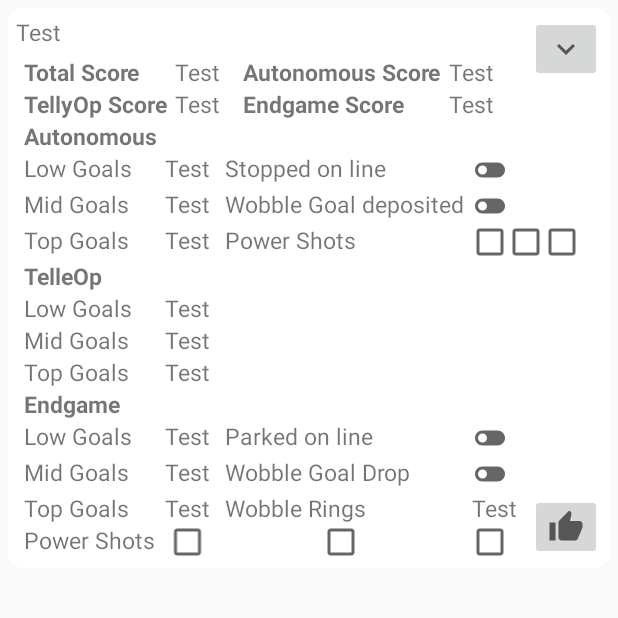
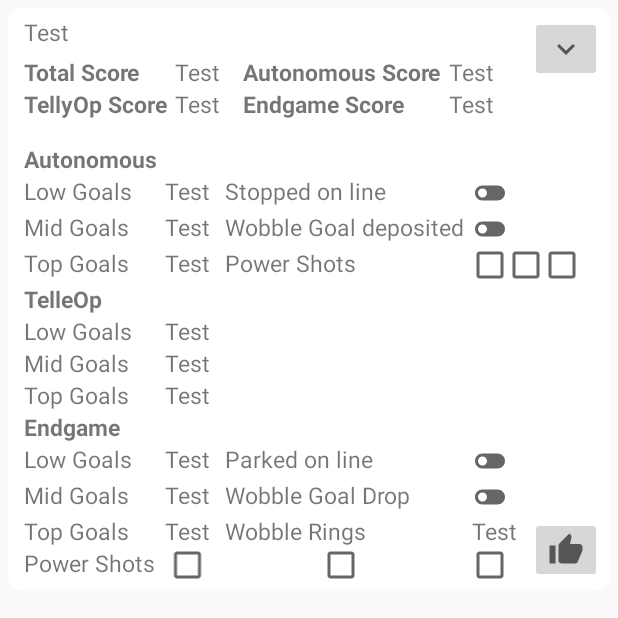
Before and after one commit to mayakrolik/FTC-Score-Calculator-Freight-Frenzy, an Android app: the layout progress_score.xml on its own in the app's theme, with its tools: preview values and no code run, on a phone screen of 412 x 824 dp. Shown: the top 618 px of the screen. Run offline under Robolectric (Android 15) with nearby library versions, the phone set to English and light mode, and no system bars.

```diff
--- a/app/src/main/java/com/example/ftcscorecalculatorbeta/data/model/Kudo.java
+++ b/app/src/main/java/com/example/ftcscorecalculatorbeta/data/model/Kudo.java
@@ -2,7 +2,11 @@ package com.example.ftcscorecalculatorbeta.data.model;
 
 public class Kudo {
     public String UserDisplayName;
+    public String UserEmailAddress;
+    public String UserUid;
 
+    public int TeamNumber;
+    public String TeamNickName;
     /*
     Team that gave kudo
         user email
--- a/app/src/main/java/com/example/ftcscorecalculatorbeta/ui/progress/ProgressFragment.java
+++ b/app/src/main/java/com/example/ftcscorecalculatorbeta/ui/progress/ProgressFragment.java
@@ -1,5 +1,6 @@
 package com.example.ftcscorecalculatorbeta.ui.progress;
 
+import android.graphics.Color;
 import android.os.Bundle;
 import android.util.Log;
 import android.view.LayoutInflater;
@@ -105,6 +106,8 @@ public class ProgressFragment extends Fragment {
                             }
 
                             graph.addSeries(series);
+                            series.setTitle("Total Scores");
+                            //series.setColor(Color.BLUE);
                                 Log.d(TAG, "Added data to graph");
 
                             StaticLabelsFormatter staticLabelsFormatter = new StaticLabelsFormatter(graph);
--- a/app/src/main/res/layout/progress_score.xml
+++ b/app/src/main/res/layout/progress_score.xml
@@ -21,14 +21,34 @@
             android:padding="5dp"
             android:id="@+id/progress_layout">
 
+            <LinearLayout
+                android:orientation="horizontal"
+                android:layout_width="wrap_content"
+                android:layout_height="wrap_content"
+                app:layout_constraintTop_toTopOf="parent"
+                app:layout_constraintStart_toStartOf="parent"
+                android:id="@+id/team_name_layout">
+
+                <Space
+                    android:layout_width="5dp"
+                    android:layout_height="wrap_content"
+                    android:textSize="15sp"/>
+
                 <TextView
                     android:layout_width="wrap_content"
                     android:layout_height="wrap_content"
-                    android:id="@+id/team_name"
-                    app:layout_constraintTop_toTopOf="parent"
-                    app:layout_constraintStart_toStartOf="parent"
                     android:textSize="15sp"
-                    android:text="@string/placeholder" />
+                    android:text="@string/placeholder"
+                    android:id="@+id/team_name"/>
+
+            </LinearLayout>
+
+            <LinearLayout
+                android:orientation="vertical"
+                android:layout_width="wrap_content"
+                android:layout_height="wrap_content"
+                app:layout_constraintTop_toTopOf="@+id/progress_layout"
+                app:layout_constraintEnd_toEndOf="@+id/progress_layout">
 
                     <ImageButton
                         android:id="@+id/home_expand_card"
@@ -36,10 +56,9 @@
                         android:layout_height="wrap_content"
                         android:contentDescription="@string/todo"
                         android:src="@drawable/ic_baseline_expand_more_24"
-                        android:layout_marginBottom="15dp"
-                        app:layout_constraintTop_toTopOf="@+id/progress_layout"
-                        app:layout_constraintEnd_toEndOf="@+id/progress_layout" />
+                        android:layout_marginBottom="15dp" />
 
+            </LinearLayout>
 
             <TableLayout
                 android:id="@+id/home_table_initial"
@@ -48,7 +67,7 @@
                 android:layout_marginTop="5dp"
                 android:visibility="visible"
                 app:layout_constraintStart_toStartOf="@+id/cv"
-                app:layout_constraintTop_toBottomOf="@+id/team_name"
+                app:layout_constraintTop_toBottomOf="@+id/team_name_layout"
                 tools:ignore="NotSibling">
 
                 <TableRow
@@ -159,6 +178,18 @@
                         app:layout_constraintTop_toTopOf="parent"
                         android:textSize="15sp"
                         android:text="@string/placeholder" />
+
+                </TableRow>
+
+                <TableRow
+                    android:layout_width="fill_parent"
+                android:layout_height="match_parent"
+                app:layout_constraintStart_toStartOf="parent"
+                android:layout_marginLeft="5dp">
+
+                    <Space
+                        android:layout_width="match_parent"
+                        android:layout_height="15dp"/>
 
                 </TableRow>
 
@@ -668,51 +699,51 @@
                 </TableRow>
 
                 <TableRow
-                    android:layout_width="fill_parent"
+                    android:layout_width="match_parent"
                     android:layout_height="match_parent"
-                    app:layout_constraintStart_toStartOf="parent"
-                    android:layout_marginLeft="5dp">
+                    android:layout_marginLeft="5dp"
+                    app:layout_constraintStart_toStartOf="parent">
 
                     <TextView
-                        android:layout_column="1"
                         android:layout_width="wrap_content"
                         android:layout_height="wrap_content"
+                        android:layout_column="1"
+                        android:layout_marginEnd="5dp"
+                        android:layout_marginRight="5dp"
                         android:text="Top Goals"
-                        android:layout_marginEnd="5dp"
-                        app:layout_constraintTop_toTopOf="parent"
                         android:textSize="15sp"
-                        android:layout_marginRight="5dp" />
+                        app:layout_constraintTop_toTopOf="parent" />
 
                     <TextView
-                        android:layout_column="2"
+                        android:id="@+id/end_top_goals"
                         android:layout_width="wrap_content"
                         android:layout_height="wrap_content"
-                        android:id="@+id/end_top_goals"
+                        android:layout_column="2"
+                        android:text="@string/placeholder"
+                        android:textSize="15sp"
                         app:layout_constraintEnd_toEndOf="parent"
-                        app:layout_constraintTop_toTopOf="parent"
-                        android:textSize="15sp"
-                        android:text="@string/placeholder" />
+                        app:layout_constraintTop_toTopOf="parent" />
 
                     <TextView
-                        android:layout_column="2"
                         android:layout_width="wrap_content"
                         android:layout_height="wrap_content"
+                        android:layout_column="2"
+                        android:layout_marginStart="10dp"
+                        android:layout_marginEnd="5dp"
+                        android:layout_marginRight="5dp"
                         android:text="Wobble Rings"
-                        android:layout_marginEnd="5dp"
-                        app:layout_constraintTop_toTopOf="parent"
                         android:textSize="15sp"
-                        android:layout_marginRight="5dp"
-                        android:layout_marginStart="10dp" />
+                        app:layout_constraintTop_toTopOf="parent" />
 
                     <TextView
-                        android:layout_column="3"
+                        android:id="@+id/wobble_goal_rings"
                         android:layout_width="wrap_content"
                         android:layout_height="wrap_content"
-                        android:id="@+id/wobble_goal_rings"
+                        android:layout_column="3"
+                        android:text="@string/placeholder"
+                        android:textSize="15sp"
                         app:layout_constraintEnd_toEndOf="parent"
-                        app:layout_constraintTop_toTopOf="parent"
-                        android:textSize="15sp"
-                        android:text="@string/placeholder" />
+                        app:layout_constraintTop_toTopOf="parent" />
 
                 </TableRow>
 
@@ -777,15 +808,30 @@
 
             </TableLayout>
 
-            <ImageButton
+            <LinearLayout
+                android:layout_width="wrap_content"
+                android:layout_height="wrap_content"
+                android:orientation="vertical"
+                app:layout_constraintEnd_toEndOf="@+id/progress_layout"
+                app:layout_constraintBottom_toBottomOf="@+id/progress_layout" >
+
+                <TextView
+                    android:layout_width="wrap_content"
+                    android:layout_height="wrap_content"
+                    android:visibility="gone"
+                    android:id="@+id/score_id"/>
+
+
+                <ImageButton
                 android:id="@+id/kudos"
                 android:layout_width="wrap_content"
                 android:layout_height="wrap_content"
                 android:contentDescription="@string/todo"
                 android:src="@drawable/ic_baseline_thumb_up_24"
                 android:layout_marginTop="15dp"
-                app:layout_constraintEnd_toEndOf="@+id/progress_layout"
-                app:layout_constraintBottom_toBottomOf="@+id/progress_layout" />
+                />
+
+            </LinearLayout>
 
         </androidx.constraintlayout.widget.ConstraintLayout>
 
```
Also changed, not shown: app/src/main/java/com/example/ftcscorecalculatorbeta/RVScoreAdapter.java (+57 -3 lines), app/src/main/java/com/example/ftcscorecalculatorbeta/data/model/Score.java (+29 -34 lines). Lines whose indentation alone changed are shown as unchanged.
